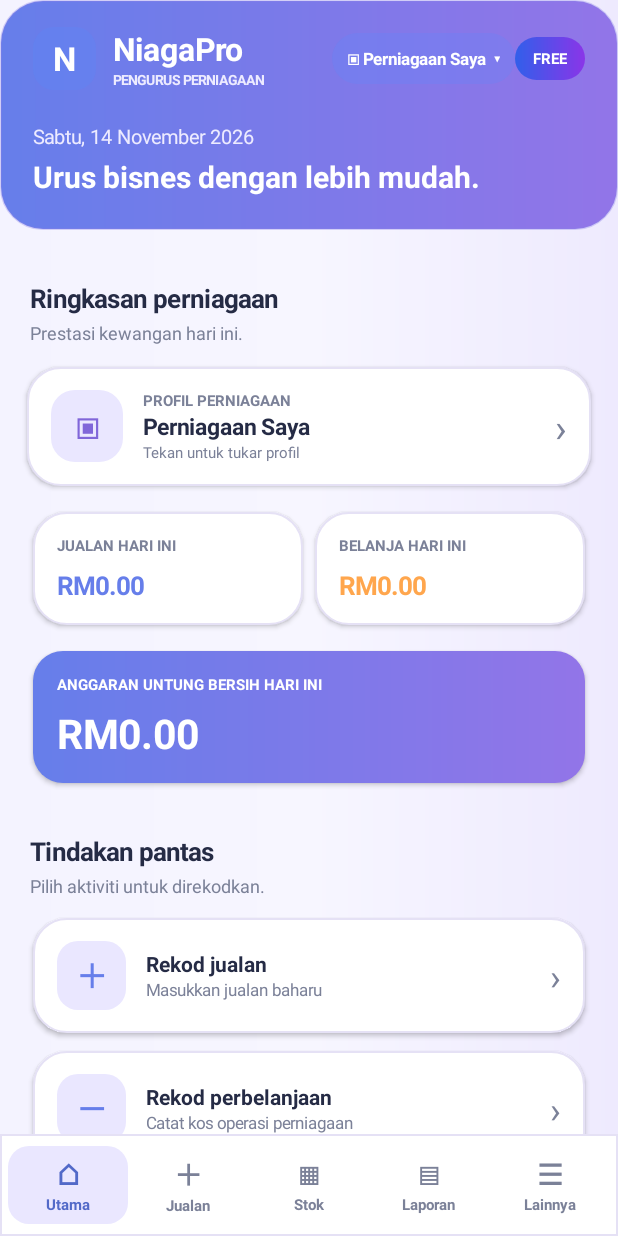
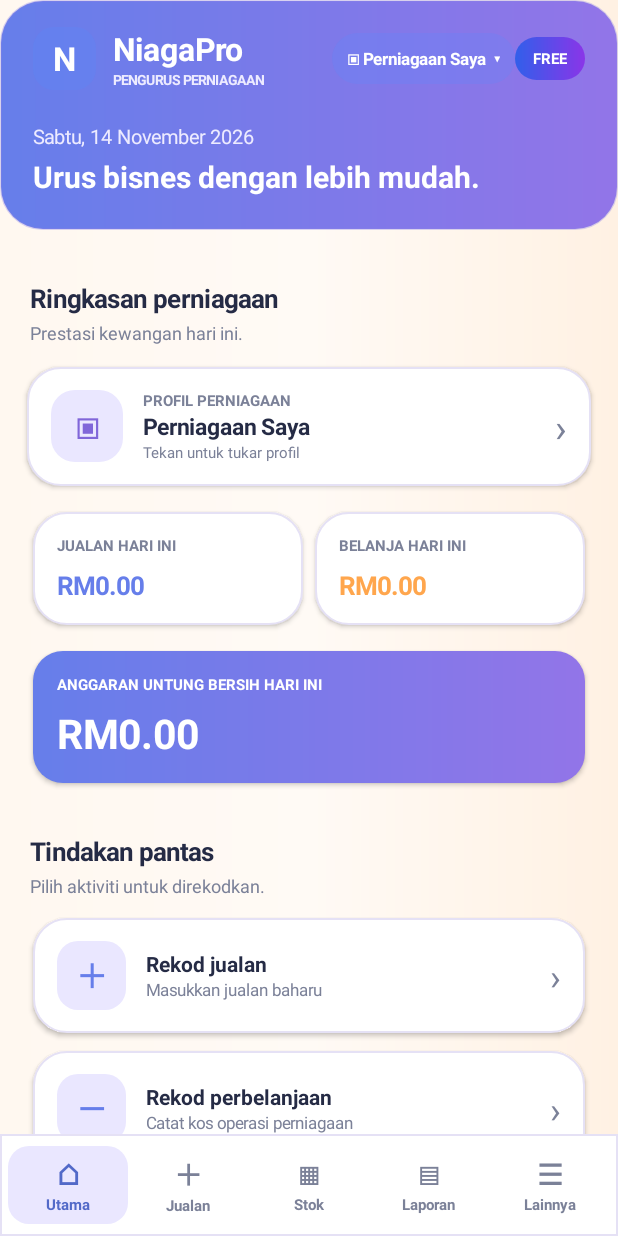
Before and after one commit to skullrex06/NiagaPro, an Android app: the screen it shows after launch (MainActivity), on a phone screen of 412 x 824 dp. Run offline under Robolectric (Android 15) with nearby library versions, the phone set to English and light mode, and no system bars.

Commit message:
Apply warm orange business theme: bg_app_gradient.xml

```diff
--- a/app/src/main/res/drawable/bg_app_gradient.xml
+++ b/app/src/main/res/drawable/bg_app_gradient.xml
@@ -1,3 +1,3 @@
 <shape xmlns:android="http://schemas.android.com/apk/res/android">
-    <gradient android:startColor="#F4F3FF" android:centerColor="#F7F6FF" android:endColor="#EEEAFE" android:angle="0" />
+    <gradient android:startColor="#FFF8F0" android:centerColor="#FFFAF5" android:endColor="#FFF1E3" android:angle="0" />
 </shape>
```
